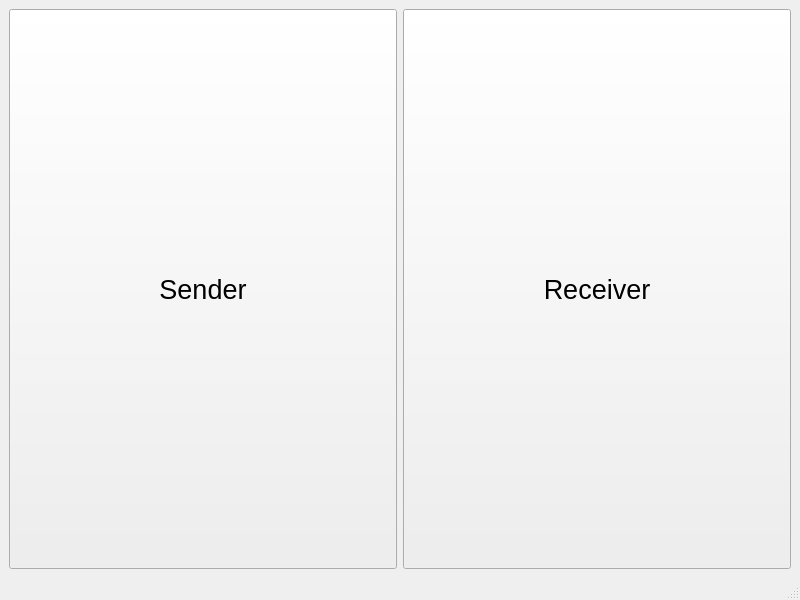
Above: Front/main_window.ui from gabitim/RC_Proiect before the change. Below: the same form after it.
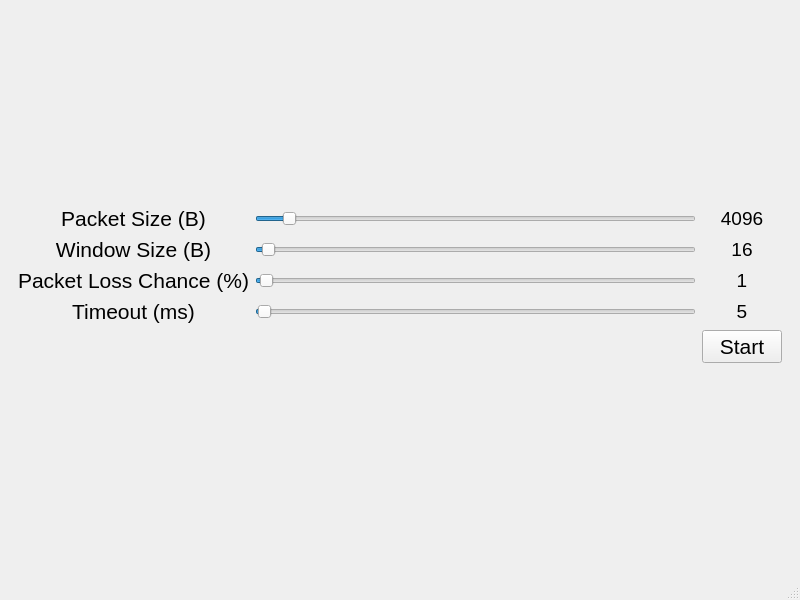
That is the form after the change. The open tabs and pages were chosen to show the change. Icons and pictures are not drawn.

Diff of the .ui file:
```diff
--- a/Front/main_window.ui
+++ b/Front/main_window.ui
@@ -10,11 +10,23 @@
     <height>600</height>
    </rect>
   </property>
+  <property name="font">
+   <font>
+    <pointsize>16</pointsize>
+   </font>
+  </property>
   <property name="windowTitle">
    <string>MainWindow</string>
   </property>
   <widget class="QWidget" name="centralwidget">
    <layout class="QGridLayout" name="gridLayout">
+    <item row="1" column="0">
+     <widget class="QStackedWidget" name="stackedWidget">
+      <property name="currentIndex">
+       <number>0</number>
+      </property>
+      <widget class="QWidget" name="modePage">
+       <layout class="QGridLayout" name="gridLayout_2">
     <item row="0" column="0">
      <layout class="QHBoxLayout" name="horizontalLayout">
       <property name="sizeConstraint">
@@ -66,6 +78,335 @@
     </item>
    </layout>
   </widget>
+      <widget class="QWidget" name="paramPage">
+       <layout class="QGridLayout" name="gridLayout_3">
+        <item row="0" column="0">
+         <layout class="QGridLayout" name="gridLayout_4">
+          <item row="2" column="0">
+           <widget class="QLabel" name="windowSizeLabel">
+            <property name="sizePolicy">
+             <sizepolicy hsizetype="Minimum" vsizetype="Minimum">
+              <horstretch>0</horstretch>
+              <verstretch>0</verstretch>
+             </sizepolicy>
+            </property>
+            <property name="font">
+             <font>
+              <pointsize>16</pointsize>
+             </font>
+            </property>
+            <property name="text">
+             <string>Window Size (B)</string>
+            </property>
+            <property name="alignment">
+             <set>Qt::AlignCenter</set>
+            </property>
+           </widget>
+          </item>
+          <item row="3" column="0">
+           <widget class="QLabel" name="packetLossChanceLabel">
+            <property name="sizePolicy">
+             <sizepolicy hsizetype="Minimum" vsizetype="Minimum">
+              <horstretch>0</horstretch>
+              <verstretch>0</verstretch>
+             </sizepolicy>
+            </property>
+            <property name="font">
+             <font>
+              <pointsize>16</pointsize>
+             </font>
+            </property>
+            <property name="text">
+             <string>Packet Loss Chance (%)</string>
+            </property>
+            <property name="alignment">
+             <set>Qt::AlignCenter</set>
+            </property>
+           </widget>
+          </item>
+          <item row="0" column="0">
+           <widget class="QLabel" name="packetSizeLabel">
+            <property name="sizePolicy">
+             <sizepolicy hsizetype="Minimum" vsizetype="Minimum">
+              <horstretch>0</horstretch>
+              <verstretch>0</verstretch>
+             </sizepolicy>
+            </property>
+            <property name="font">
+             <font>
+              <pointsize>16</pointsize>
+             </font>
+            </property>
+            <property name="text">
+             <string>Packet Size (B)</string>
+            </property>
+            <property name="alignment">
+             <set>Qt::AlignCenter</set>
+            </property>
+           </widget>
+          </item>
+          <item row="0" column="1">
+           <widget class="QSlider" name="packetSizeSlider">
+            <property name="sizePolicy">
+             <sizepolicy hsizetype="Expanding" vsizetype="Fixed">
+              <horstretch>0</horstretch>
+              <verstretch>0</verstretch>
+             </sizepolicy>
+            </property>
+            <property name="minimum">
+             <number>1</number>
+            </property>
+            <property name="maximum">
+             <number>65507</number>
+            </property>
+            <property name="singleStep">
+             <number>1</number>
+            </property>
+            <property name="pageStep">
+             <number>1024</number>
+            </property>
+            <property name="value">
+             <number>4096</number>
+            </property>
+            <property name="orientation">
+             <enum>Qt::Horizontal</enum>
+            </property>
+           </widget>
+          </item>
+          <item row="2" column="1">
+           <widget class="QSlider" name="windowSizeSlider">
+            <property name="minimum">
+             <number>1</number>
+            </property>
+            <property name="maximum">
+             <number>1024</number>
+            </property>
+            <property name="singleStep">
+             <number>1</number>
+            </property>
+            <property name="pageStep">
+             <number>32</number>
+            </property>
+            <property name="value">
+             <number>16</number>
+            </property>
+            <property name="orientation">
+             <enum>Qt::Horizontal</enum>
+            </property>
+           </widget>
+          </item>
+          <item row="3" column="1">
+           <widget class="QSlider" name="packetLossChanceSlider">
+            <property name="value">
+             <number>1</number>
+            </property>
+            <property name="orientation">
+             <enum>Qt::Horizontal</enum>
+            </property>
+           </widget>
+          </item>
+          <item row="4" column="0">
+           <widget class="QLabel" name="timeoutLabel">
+            <property name="sizePolicy">
+             <sizepolicy hsizetype="Minimum" vsizetype="Minimum">
+              <horstretch>0</horstretch>
+              <verstretch>0</verstretch>
+             </sizepolicy>
+            </property>
+            <property name="font">
+             <font>
+              <pointsize>16</pointsize>
+             </font>
+            </property>
+            <property name="text">
+             <string>Timeout (ms)</string>
+            </property>
+            <property name="alignment">
+             <set>Qt::AlignCenter</set>
+            </property>
+           </widget>
+          </item>
+          <item row="4" column="1">
+           <widget class="QSlider" name="timeoutSlider">
+            <property name="minimum">
+             <number>1</number>
+            </property>
+            <property name="maximum">
+             <number>1000</number>
+            </property>
+            <property name="pageStep">
+             <number>50</number>
+            </property>
+            <property name="value">
+             <number>5</number>
+            </property>
+            <property name="orientation">
+             <enum>Qt::Horizontal</enum>
+            </property>
+           </widget>
+          </item>
+          <item row="0" column="2">
+           <widget class="QLabel" name="packetSizeValue">
+            <property name="sizePolicy">
+             <sizepolicy hsizetype="Minimum" vsizetype="Minimum">
+              <horstretch>0</horstretch>
+              <verstretch>0</verstretch>
+             </sizepolicy>
+            </property>
+            <property name="minimumSize">
+             <size>
+              <width>64</width>
+              <height>0</height>
+             </size>
+            </property>
+            <property name="font">
+             <font>
+              <pointsize>14</pointsize>
+             </font>
+            </property>
+            <property name="text">
+             <string>4096</string>
+            </property>
+            <property name="alignment">
+             <set>Qt::AlignCenter</set>
+            </property>
+           </widget>
+          </item>
+          <item row="2" column="2">
+           <widget class="QLabel" name="windowSizeValue">
+            <property name="sizePolicy">
+             <sizepolicy hsizetype="Minimum" vsizetype="Minimum">
+              <horstretch>0</horstretch>
+              <verstretch>0</verstretch>
+             </sizepolicy>
+            </property>
+            <property name="minimumSize">
+             <size>
+              <width>64</width>
+              <height>0</height>
+             </size>
+            </property>
+            <property name="font">
+             <font>
+              <pointsize>14</pointsize>
+             </font>
+            </property>
+            <property name="text">
+             <string>16</string>
+            </property>
+            <property name="alignment">
+             <set>Qt::AlignCenter</set>
+            </property>
+           </widget>
+          </item>
+          <item row="3" column="2">
+           <widget class="QLabel" name="packetLossChanceValue">
+            <property name="sizePolicy">
+             <sizepolicy hsizetype="Minimum" vsizetype="Minimum">
+              <horstretch>0</horstretch>
+              <verstretch>0</verstretch>
+             </sizepolicy>
+            </property>
+            <property name="minimumSize">
+             <size>
+              <width>64</width>
+              <height>0</height>
+             </size>
+            </property>
+            <property name="font">
+             <font>
+              <pointsize>14</pointsize>
+             </font>
+            </property>
+            <property name="text">
+             <string>1</string>
+            </property>
+            <property name="alignment">
+             <set>Qt::AlignCenter</set>
+            </property>
+           </widget>
+          </item>
+          <item row="4" column="2">
+           <widget class="QLabel" name="timeoutValue">
+            <property name="sizePolicy">
+             <sizepolicy hsizetype="Minimum" vsizetype="Minimum">
+              <horstretch>0</horstretch>
+              <verstretch>0</verstretch>
+             </sizepolicy>
+            </property>
+            <property name="minimumSize">
+             <size>
+              <width>64</width>
+              <height>0</height>
+             </size>
+            </property>
+            <property name="font">
+             <font>
+              <pointsize>14</pointsize>
+             </font>
+            </property>
+            <property name="text">
+             <string>5</string>
+            </property>
+            <property name="alignment">
+             <set>Qt::AlignCenter</set>
+            </property>
+           </widget>
+          </item>
+          <item row="5" column="2">
+           <widget class="QPushButton" name="startButton">
+            <property name="sizePolicy">
+             <sizepolicy hsizetype="Minimum" vsizetype="Fixed">
+              <horstretch>0</horstretch>
+              <verstretch>0</verstretch>
+             </sizepolicy>
+            </property>
+            <property name="font">
+             <font>
+              <pointsize>16</pointsize>
+             </font>
+            </property>
+            <property name="text">
+             <string>Start</string>
+            </property>
+           </widget>
+          </item>
+         </layout>
+        </item>
+       </layout>
+      </widget>
+      <widget class="QWidget" name="logPage">
+       <layout class="QGridLayout" name="gridLayout_5">
+        <item row="1" column="0">
+         <widget class="QPushButton" name="stopButton">
+          <property name="font">
+           <font>
+            <pointsize>16</pointsize>
+           </font>
+          </property>
+          <property name="text">
+           <string>Stop</string>
+          </property>
+         </widget>
+        </item>
+        <item row="0" column="0">
+         <widget class="QPlainTextEdit" name="logPlainTextEdit">
+          <property name="font">
+           <font>
+            <pointsize>12</pointsize>
+           </font>
+          </property>
+          <property name="readOnly">
+           <bool>true</bool>
+          </property>
+         </widget>
+        </item>
+       </layout>
+      </widget>
+     </widget>
+    </item>
+   </layout>
+  </widget>
   <widget class="QMenuBar" name="menubar">
    <property name="geometry">
     <rect>
```
Left out of the diff: 7 changed lines with no effect on the pictures. Lines whose indentation alone changed are shown as unchanged.
